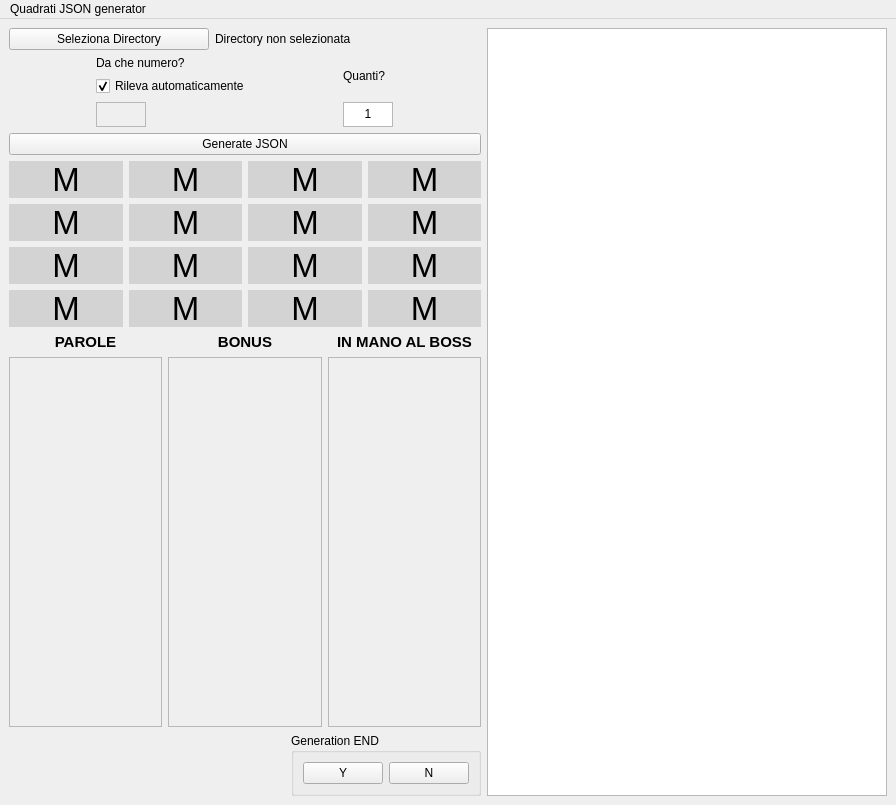
MarcoRizz/quadrati_JSON_generator, file mainwindow.ui: the form before one commit.
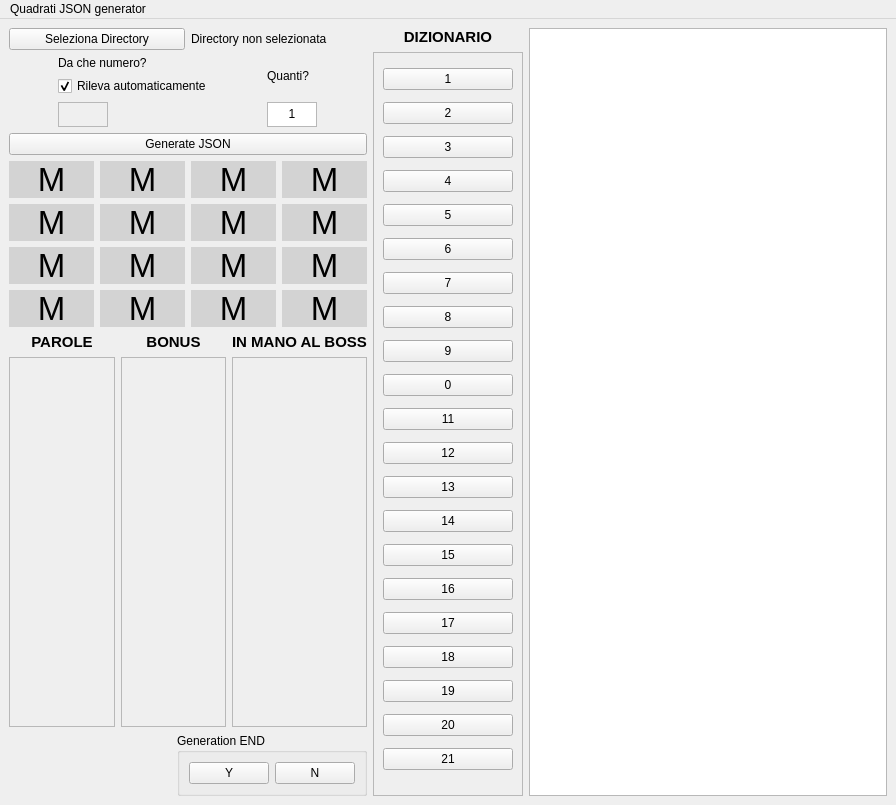
The form after the commit.

Commit message: inizio GUI per dizionario

What changed in the file:
```diff
--- a/mainwindow.ui
+++ b/mainwindow.ui
@@ -547,7 +547,7 @@
                 <rect>
                  <x>0</x>
                  <y>0</y>
-                 <width>147</width>
+                 <width>99</width>
                  <height>306</height>
                 </rect>
                </property>
@@ -591,7 +591,7 @@
                 <rect>
                  <x>0</x>
                  <y>0</y>
-                 <width>148</width>
+                 <width>98</width>
                  <height>306</height>
                 </rect>
                </property>
@@ -635,7 +635,7 @@
                 <rect>
                  <x>0</x>
                  <y>0</y>
-                 <width>147</width>
+                 <width>131</width>
                  <height>306</height>
                 </rect>
                </property>
@@ -689,6 +689,216 @@
         </item>
        </layout>
       </item>
+      <item>
+       <layout class="QVBoxLayout" name="verticalLayout_7">
+        <item>
+         <widget class="QLabel" name="label">
+          <property name="font">
+           <font>
+            <pointsize>11</pointsize>
+            <bold>true</bold>
+           </font>
+          </property>
+          <property name="text">
+           <string>DIZIONARIO</string>
+          </property>
+          <property name="alignment">
+           <set>Qt::AlignmentFlag::AlignCenter</set>
+          </property>
+         </widget>
+        </item>
+        <item>
+         <widget class="QScrollArea" name="scrollArea">
+          <property name="sizePolicy">
+           <sizepolicy hsizetype="Minimum" vsizetype="Expanding">
+            <horstretch>0</horstretch>
+            <verstretch>0</verstretch>
+           </sizepolicy>
+          </property>
+          <property name="minimumSize">
+           <size>
+            <width>150</width>
+            <height>0</height>
+           </size>
+          </property>
+          <property name="horizontalScrollBarPolicy">
+           <enum>Qt::ScrollBarPolicy::ScrollBarAlwaysOff</enum>
+          </property>
+          <property name="sizeAdjustPolicy">
+           <enum>QAbstractScrollArea::SizeAdjustPolicy::AdjustToContents</enum>
+          </property>
+          <property name="widgetResizable">
+           <bool>true</bool>
+          </property>
+          <widget class="QWidget" name="scrollAreaWidgetContents">
+           <property name="geometry">
+            <rect>
+             <x>0</x>
+             <y>0</y>
+             <width>148</width>
+             <height>734</height>
+            </rect>
+           </property>
+           <property name="sizePolicy">
+            <sizepolicy hsizetype="Minimum" vsizetype="Preferred">
+             <horstretch>0</horstretch>
+             <verstretch>0</verstretch>
+            </sizepolicy>
+           </property>
+           <layout class="QVBoxLayout" name="verticalLayout_12">
+            <item>
+             <widget class="QPushButton" name="pushButton">
+              <property name="text">
+               <string>1</string>
+              </property>
+             </widget>
+            </item>
+            <item>
+             <widget class="QPushButton" name="pushButton_2">
+              <property name="text">
+               <string>2</string>
+              </property>
+             </widget>
+            </item>
+            <item>
+             <widget class="QPushButton" name="pushButton_3">
+              <property name="text">
+               <string>3</string>
+              </property>
+             </widget>
+            </item>
+            <item>
+             <widget class="QPushButton" name="pushButton_4">
+              <property name="text">
+               <string>4</string>
+              </property>
+             </widget>
+            </item>
+            <item>
+             <widget class="QPushButton" name="pushButton_5">
+              <property name="text">
+               <string>5</string>
+              </property>
+             </widget>
+            </item>
+            <item>
+             <widget class="QPushButton" name="pushButton_6">
+              <property name="text">
+               <string>6</string>
+              </property>
+             </widget>
+            </item>
+            <item>
+             <widget class="QPushButton" name="pushButton_7">
+              <property name="text">
+               <string>7</string>
+              </property>
+             </widget>
+            </item>
+            <item>
+             <widget class="QPushButton" name="pushButton_8">
+              <property name="text">
+               <string>8</string>
+              </property>
+             </widget>
+            </item>
+            <item>
+             <widget class="QPushButton" name="pushButton_9">
+              <property name="text">
+               <string>9</string>
+              </property>
+             </widget>
+            </item>
+            <item>
+             <widget class="QPushButton" name="pushButton_10">
+              <property name="text">
+               <string>0</string>
+              </property>
+             </widget>
+            </item>
+            <item>
+             <widget class="QPushButton" name="pushButton_11">
+              <property name="text">
+               <string>11</string>
+              </property>
+             </widget>
+            </item>
+            <item>
+             <widget class="QPushButton" name="pushButton_12">
+              <property name="text">
+               <string>12</string>
+              </property>
+             </widget>
+            </item>
+            <item>
+             <widget class="QPushButton" name="pushButton_13">
+              <property name="text">
+               <string>13</string>
+              </property>
+             </widget>
+            </item>
+            <item>
+             <widget class="QPushButton" name="pushButton_14">
+              <property name="text">
+               <string>14</string>
+              </property>
+             </widget>
+            </item>
+            <item>
+             <widget class="QPushButton" name="pushButton_15">
+              <property name="text">
+               <string>15</string>
+              </property>
+             </widget>
+            </item>
+            <item>
+             <widget class="QPushButton" name="pushButton_16">
+              <property name="text">
+               <string>16</string>
+              </property>
+             </widget>
+            </item>
+            <item>
+             <widget class="QPushButton" name="pushButton_17">
+              <property name="text">
+               <string>17</string>
+              </property>
+             </widget>
+            </item>
+            <item>
+             <widget class="QPushButton" name="pushButton_18">
+              <property name="text">
+               <string>18</string>
+              </property>
+             </widget>
+            </item>
+            <item>
+             <widget class="QPushButton" name="pushButton_19">
+              <property name="text">
+               <string>19</string>
+              </property>
+             </widget>
+            </item>
+            <item>
+             <widget class="QPushButton" name="pushButton_20">
+              <property name="text">
+               <string>20</string>
+              </property>
+             </widget>
+            </item>
+            <item>
+             <widget class="QPushButton" name="pushButton_21">
+              <property name="text">
+               <string>21</string>
+              </property>
+             </widget>
+            </item>
+           </layout>
+          </widget>
+         </widget>
+        </item>
+       </layout>
+      </item>
       <item>
        <widget class="QPlainTextEdit" name="outputTextEdit">
         <property name="maximumSize">
```
The commit also changes 1 other file.
